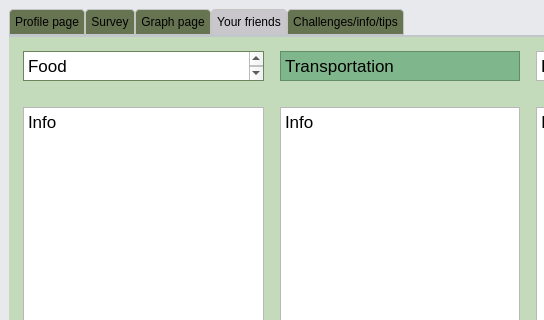
This is GUI/UICarbonTracker/mainwindow.ui in cgneo/CarbonTracker as Qt 5 draws it before an edit; both pictures show x 0 to 544 and y 0 to 320 of the 800 by 670 pixel window. The edited form follows.
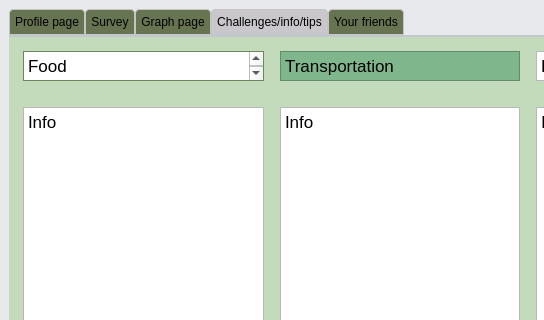
This is the edited form. The open tabs and pages were chosen to show the change. Icons and pictures are not drawn.

Commit message: uploaded food picture

Diff of the .ui file:
```diff
--- a/GUI/UICarbonTracker/mainwindow.ui
+++ b/GUI/UICarbonTracker/mainwindow.ui
@@ -1180,7 +1180,7 @@
       </widget>
       <widget class="QWidget" name="tab_3">
        <attribute name="title">
-        <string>Your friends</string>
+        <string>Challenges/info/tips</string>
        </attribute>
        <layout class="QHBoxLayout" name="horizontalLayout_4">
         <item>
@@ -2278,7 +2278,7 @@
       </widget>
       <widget class="QWidget" name="tab_4">
        <attribute name="title">
-        <string>Challenges/info/tips</string>
+        <string>Your friends</string>
        </attribute>
        <layout class="QHBoxLayout" name="horizontalLayout_2"/>
       </widget>
```
Left out of the diff: 14 changed lines with no effect on the pictures. The commit also changes 1 other file.
